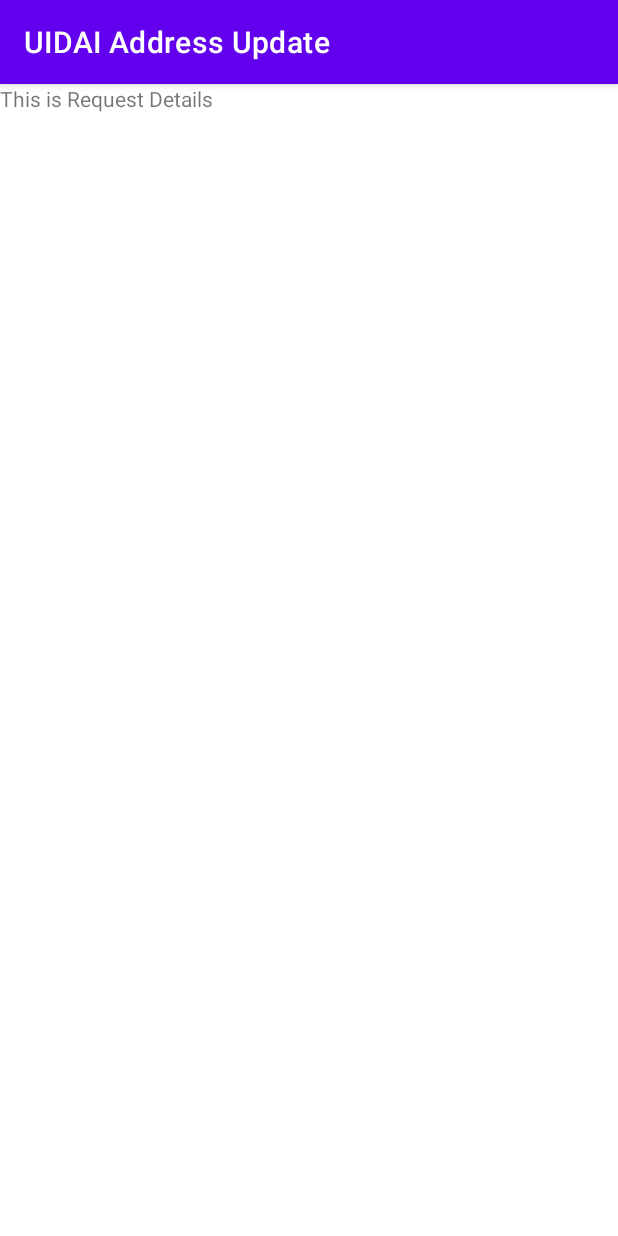
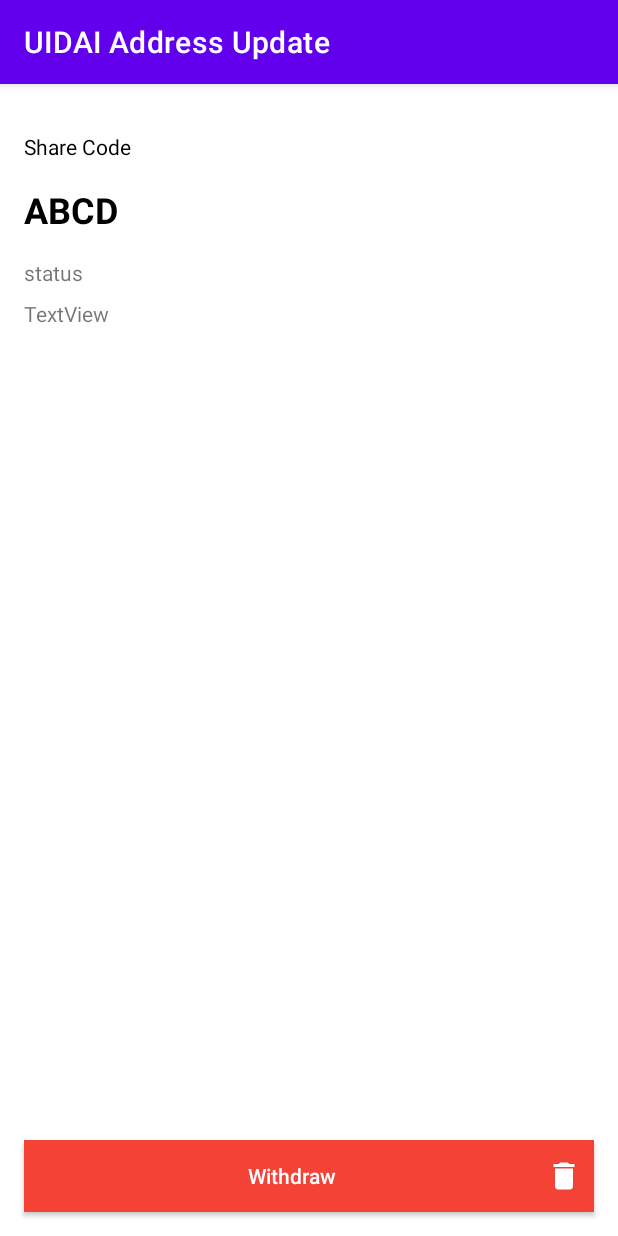
Before and after one commit to ETS-Android3/UIDAIAddressUpdate, an Android app: the RequestDetails screen opened through its navigation route, on a phone screen of 412 x 824 dp. Run offline under Robolectric (Android 15) with nearby library versions, the phone set to English and light mode, and no system bars.

Commit message:
request address flow is created

```diff
--- a/app/src/main/java/com/example/uidaiaddressupdate/requestaddress/RequestAddressHome.java
+++ b/app/src/main/java/com/example/uidaiaddressupdate/requestaddress/RequestAddressHome.java
@@ -5,25 +5,37 @@ import android.os.Bundle;
 import androidx.appcompat.widget.AppCompatButton;
 import androidx.fragment.app.Fragment;
 import androidx.navigation.Navigation;
+import androidx.recyclerview.widget.LinearLayoutManager;
+import androidx.recyclerview.widget.RecyclerView;
 
+import android.util.Log;
 import android.view.LayoutInflater;
 import android.view.View;
 import android.view.ViewGroup;
 import android.widget.Button;
+import android.widget.Toast;
 
 import com.example.uidaiaddressupdate.R;
+import com.example.uidaiaddressupdate.requestaddress.oldrequests.NavigateToRequestDetails;
+import com.example.uidaiaddressupdate.requestaddress.oldrequests.RequestsAdapter;
+import com.example.uidaiaddressupdate.requestaddress.oldrequests.SingleRequest;
+
+import java.util.ArrayList;
+import java.util.List;
 
 
-public class RequestAddressHome extends Fragment {
+public class RequestAddressHome extends Fragment implements NavigateToRequestDetails {
 
 
     private AppCompatButton createNewRequestButton;
+    private RecyclerView OldRequestsRecyclerView;
+    private List<SingleRequest> oldRequestsList;
+    private RequestsAdapter requestsAdapter;
+    private View view;
 
     public RequestAddressHome() {
         // Required empty public constructor
     }
-
-
 
     @Override
     public void onCreate(Bundle savedInstanceState) {
@@ -35,7 +47,7 @@ public class RequestAddressHome extends Fragment {
     public View onCreateView(LayoutInflater inflater, ViewGroup container,
                              Bundle savedInstanceState) {
         // Inflate the layout for this fragment
-        View view =  inflater.inflate(R.layout.fragment_request_address_home, container, false);
+        view =  inflater.inflate(R.layout.fragment_request_address_home, container, false);
 
         createNewRequestButton = (AppCompatButton)view.findViewById(R.id.requestNewAddress);
         createNewRequestButton.setOnClickListener(new View.OnClickListener() {
@@ -45,6 +57,28 @@ public class RequestAddressHome extends Fragment {
             }
         });
 
+        OldRequestsRecyclerView = (RecyclerView) view.findViewById(R.id.old_request_recycler_view);
+        FetchOldRequests();
+        requestsAdapter = new RequestsAdapter(oldRequestsList,this);
+        OldRequestsRecyclerView.setAdapter(requestsAdapter);
+        OldRequestsRecyclerView.setLayoutManager(new LinearLayoutManager(getContext(),LinearLayoutManager.VERTICAL,false));
+        OldRequestsRecyclerView.setHasFixedSize(true);
+
         return view;
     }
+
+    private void FetchOldRequests(){
+        oldRequestsList = new ArrayList<>();
+        oldRequestsList.add(new SingleRequest("ABCD",1,"1234567890"));
+        oldRequestsList.add(new SingleRequest("EFGH",2,"1234567890"));
+        oldRequestsList.add(new SingleRequest("IJKL",3,"1234567890"));
+        oldRequestsList.add(new SingleRequest("MNOP",4,"1234567890"));
+    }
+
+    @Override
+    public void MoveToRequestDetails(String transactionId) {
+        //Move to
+        Log.d("Mohan","Inside Interface Method");
+        Navigation.findNavController(view).navigate(R.id.action_requestAddressHome_to_requestDetails);
+    }
 }
--- a/app/src/main/java/com/example/uidaiaddressupdate/requestaddress/RequestHome.java
+++ b/app/src/main/java/com/example/uidaiaddressupdate/requestaddress/RequestHome.java
@@ -1,6 +1,7 @@
 package com.example.uidaiaddressupdate.requestaddress;
 
 import androidx.appcompat.app.AppCompatActivity;
+import androidx.recyclerview.widget.RecyclerView;
 
 import android.os.Bundle;
 
@@ -8,9 +9,13 @@ import com.example.uidaiaddressupdate.R;
 
 public class RequestHome extends AppCompatActivity {
 
+    private RecyclerView oldRequestsRecyclerView;
+
     @Override
     protected void onCreate(Bundle savedInstanceState) {
         super.onCreate(savedInstanceState);
         setContentView(R.layout.activity_request_home);
+
+
     }
 }
--- /dev/null
+++ b/app/src/main/java/com/example/uidaiaddressupdate/requestaddress/oldrequests/NavigateToRequestDetails.java
@@ -0,0 +1,5 @@
+package com.example.uidaiaddressupdate.requestaddress.oldrequests;
+
+public interface NavigateToRequestDetails {
+    void MoveToRequestDetails(String transactionId);
+}
--- /dev/null
+++ b/app/src/main/java/com/example/uidaiaddressupdate/requestaddress/oldrequests/RequestsAdapter.java
@@ -0,0 +1,71 @@
+package com.example.uidaiaddressupdate.requestaddress.oldrequests;
+
+import android.content.Context;
+import android.util.Log;
+import android.view.LayoutInflater;
+import android.view.View;
+import android.view.ViewGroup;
+import android.widget.TextView;
+
+import com.example.uidaiaddressupdate.R;
+import com.example.uidaiaddressupdate.requestaddress.RequestAddressHome;
+import com.example.uidaiaddressupdate.requestaddress.RequestHome;
+
+import java.util.List;
+
+import androidx.annotation.NonNull;
+import androidx.constraintlayout.widget.ConstraintLayout;
+import androidx.recyclerview.widget.RecyclerView;
+
+public class RequestsAdapter extends RecyclerView.Adapter<RequestsAdapter.ViewHolder> {
+
+    private List<SingleRequest> requestsList;
+    private NavigateToRequestDetails context;
+
+    public RequestsAdapter(List<SingleRequest> requestsList,NavigateToRequestDetails context) {
+        this.requestsList = requestsList;
+        this.context = context;
+    }
+
+    @NonNull
+    @Override
+    public ViewHolder onCreateViewHolder(@NonNull ViewGroup parent, int viewType) {
+        ViewHolder viewHolder = new ViewHolder(LayoutInflater.from(parent.getContext()).inflate(R.layout.old_request_layout,parent,false));
+        return viewHolder;
+    }
+
+    @Override
+    public void onBindViewHolder(@NonNull ViewHolder holder, int position) {
+        SingleRequest singleRequest = requestsList.get(position);
+        holder.shareCode.setText(singleRequest.getSharecode());
+        holder.status.setText(getStatus(singleRequest.getStatus()));
+        holder.layout.setOnClickListener(new View.OnClickListener() {
+            @Override
+            public void onClick(View v) {
+                Log.d("Mohan","Layout is Clicked");
+                (context).MoveToRequestDetails(singleRequest.getTransactionId());
+            }
+        });
+    }
+
+    @Override
+    public int getItemCount() {
+        return requestsList.size();
+    }
+
+    public class ViewHolder extends RecyclerView.ViewHolder {
+        TextView shareCode,status;
+        ConstraintLayout layout;
+        public ViewHolder(@NonNull View itemView) {
+            super(itemView);
+            shareCode = (TextView) itemView.findViewById(R.id.old_request_single_share_code);
+            status = (TextView) itemView.findViewById(R.id.old_request_single_status);
+            layout = (ConstraintLayout) itemView.findViewById(R.id.old_request_constraint_layout);
+        }
+    }
+
+    private String getStatus(int status){
+        return "Status is " + status;
+    }
+
+}
--- /dev/null
+++ b/app/src/main/java/com/example/uidaiaddressupdate/requestaddress/oldrequests/SingleRequest.java
@@ -0,0 +1,37 @@
+package com.example.uidaiaddressupdate.requestaddress.oldrequests;
+
+public class SingleRequest {
+    private String sharecode;
+    private Integer status;
+    private String transactionId;
+
+    public SingleRequest(String sharecode, Integer status, String transactionId) {
+        this.sharecode = sharecode;
+        this.status = status;
+        this.transactionId = transactionId;
+    }
+
+    public String getSharecode() {
+        return sharecode;
+    }
+
+    public void setSharecode(String sharecode) {
+        this.sharecode = sharecode;
+    }
+
+    public Integer getStatus() {
+        return status;
+    }
+
+    public void setStatus(Integer status) {
+        this.status = status;
+    }
+
+    public String getTransactionId() {
+        return transactionId;
+    }
+
+    public void setTransactionId(String transactionId) {
+        this.transactionId = transactionId;
+    }
+}
--- /dev/null
+++ b/app/src/main/res/drawable/ic_delete_white_24.xml
@@ -0,0 +1,5 @@
+<vector android:height="24dp" android:tint="#FFFFFF"
+    android:viewportHeight="24" android:viewportWidth="24"
+    android:width="24dp" xmlns:android="http://schemas.android.com/apk/res/android">
+    <path android:fillColor="@android:color/white" android:pathData="M6,19c0,1.1 0.9,2 2,2h8c1.1,0 2,-0.9 2,-2V7H6v12zM19,4h-3.5l-1,-1h-5l-1,1H5v2h14V4z"/>
+</vector>
--- a/app/src/main/res/layout/fragment_request_address_home.xml
+++ b/app/src/main/res/layout/fragment_request_address_home.xml
@@ -7,11 +7,13 @@
     tools:context=".requestaddress.RequestAddressHome">
 
     <androidx.recyclerview.widget.RecyclerView
+        android:id="@+id/old_request_recycler_view"
         android:layout_width="match_parent"
         android:layout_height="0dp"
         android:layout_marginBottom="16dp"
         app:layout_constraintBottom_toTopOf="@+id/requestNewAddress"
         app:layout_constraintEnd_toEndOf="parent"
+        tools:listitem="@layout/old_request_layout"
         app:layout_constraintStart_toStartOf="parent"
         app:layout_constraintTop_toTopOf="parent" />
 
--- a/app/src/main/res/layout/fragment_request_details.xml
+++ b/app/src/main/res/layout/fragment_request_details.xml
@@ -1,14 +1,89 @@
 <?xml version="1.0" encoding="utf-8"?>
-<FrameLayout xmlns:android="http://schemas.android.com/apk/res/android"
+<androidx.constraintlayout.widget.ConstraintLayout xmlns:android="http://schemas.android.com/apk/res/android"
+    xmlns:app="http://schemas.android.com/apk/res-auto"
     xmlns:tools="http://schemas.android.com/tools"
     android:layout_width="match_parent"
     android:layout_height="match_parent"
     tools:context=".requestaddress.RequestDetails">
 
-    <!-- TODO: Update blank fragment layout -->
+
+    <androidx.appcompat.widget.AppCompatButton
+        android:id="@+id/request_edit_and_update_address"
+        android:layout_width="280dp"
+        android:layout_height="wrap_content"
+        android:layout_marginEnd="16dp"
+        android:background="@drawable/round_button"
+        android:textColor="@color/white"
+        android:textAllCaps="false"
+        android:layout_marginBottom="16dp"
+        android:text="Edit and Update Address"
+        android:drawableEnd="@drawable/ic_right_24"
+        android:drawableTint="@color/white"
+        android:paddingHorizontal="16dp"
+        android:visibility="gone"
+        app:layout_constraintBottom_toBottomOf="parent"
+        app:layout_constraintEnd_toEndOf="parent" />
+
+    <androidx.appcompat.widget.AppCompatButton
+        android:id="@+id/request_detail_withdraw"
+        android:layout_width="0dp"
+        android:layout_height="wrap_content"
+        android:layout_marginStart="16dp"
+        android:layout_marginEnd="16dp"
+        android:layout_marginBottom="16dp"
+        android:background="#F44336"
+        android:drawableEnd="@drawable/ic_delete_white_24"
+        android:padding="8dp"
+        android:text="Withdraw"
+        android:textAllCaps="false"
+        android:textColor="#FFFFFF"
+        app:layout_constraintBottom_toBottomOf="parent"
+        app:layout_constraintEnd_toStartOf="@+id/request_edit_and_update_address"
+        app:layout_constraintStart_toStartOf="parent" />
+
     <TextView
-        android:layout_width="match_parent"
-        android:layout_height="match_parent"
-        android:text="This is Request Details" />
+        android:id="@+id/textView6"
+        android:layout_width="wrap_content"
+        android:layout_height="wrap_content"
+        android:layout_marginStart="16dp"
+        android:layout_marginTop="32dp"
+        android:text="Share Code"
+        android:textColor="@color/black"
+        app:layout_constraintStart_toStartOf="parent"
+        app:layout_constraintTop_toTopOf="parent" />
 
-</FrameLayout>
+    <TextView
+        android:id="@+id/request_detail_share_code"
+        android:layout_width="wrap_content"
+        android:layout_height="wrap_content"
+        android:layout_marginStart="16dp"
+        android:layout_marginTop="16dp"
+        android:text="ABCD"
+        android:textColor="@color/black"
+        android:textSize="24dp"
+        android:textStyle="bold"
+        app:layout_constraintStart_toStartOf="parent"
+        app:layout_constraintTop_toBottomOf="@+id/textView6" />
+
+    <TextView
+        android:id="@+id/textView9"
+        android:layout_width="wrap_content"
+        android:layout_height="wrap_content"
+        android:layout_marginStart="16dp"
+        android:layout_marginTop="16dp"
+        android:text="status"
+        app:layout_constraintStart_toStartOf="parent"
+        app:layout_constraintTop_toBottomOf="@+id/request_detail_share_code" />
+
+    <TextView
+        android:id="@+id/request_details_status"
+        android:layout_width="0dp"
+        android:layout_height="wrap_content"
+        android:layout_marginStart="16dp"
+        android:layout_marginTop="8dp"
+        android:layout_marginEnd="16dp"
+        android:text="TextView"
+        app:layout_constraintEnd_toEndOf="parent"
+        app:layout_constraintStart_toStartOf="parent"
+        app:layout_constraintTop_toBottomOf="@+id/textView9" />
+</androidx.constraintlayout.widget.ConstraintLayout>
```
Also changed, not shown: app/src/main/AndroidManifest.xml (+5 -3 lines), app/src/main/java/com/example/uidaiaddressupdate/requestaddress/Requests.java (added, +57 -0 lines), app/src/main/res/layout/old_request_layout.xml (added, +57 -0 lines).
